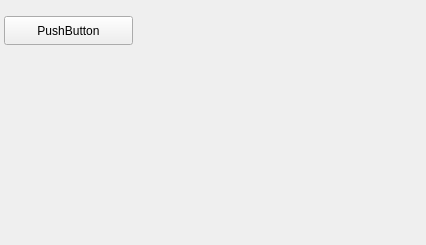
This is Sketches_QT/Qt_FireBird/Example2/widget.ui in Den-Git-CPP/Sketches_CPP_QT as Qt 5 draws it before an edit. The edited form follows.
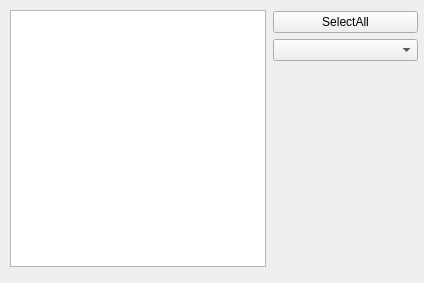
This is the edited form.

Commit message: Exm 2 Firbird add Model TabWiev

```diff
--- a/Sketches_QT/Qt_FireBird/Example2/widget.ui
+++ b/Sketches_QT/Qt_FireBird/Example2/widget.ui
@@ -6,25 +6,57 @@
    <rect>
     <x>0</x>
     <y>0</y>
-    <width>426</width>
-    <height>245</height>
+    <width>424</width>
+    <height>283</height>
    </rect>
   </property>
   <property name="windowTitle">
    <string>Widget</string>
   </property>
-  <widget class="QPushButton" name="pushButton">
+  <widget class="QTableView" name="tableView">
    <property name="geometry">
     <rect>
-     <x>4</x>
-     <y>16</y>
-     <width>129</width>
-     <height>29</height>
+     <x>10</x>
+     <y>10</y>
+     <width>256</width>
+     <height>257</height>
     </rect>
    </property>
-   <property name="text">
-    <string>PushButton</string>
+  </widget>
+  <widget class="QWidget" name="">
+   <property name="geometry">
+    <rect>
+     <x>273</x>
+     <y>11</y>
+     <width>145</width>
+     <height>256</height>
+    </rect>
    </property>
+   <layout class="QVBoxLayout" name="verticalLayout">
+    <item>
+     <widget class="QPushButton" name="pushButton_Select_All">
+      <property name="text">
+       <string>SelectAll</string>
+      </property>
+     </widget>
+    </item>
+    <item>
+     <widget class="QComboBox" name="comboBox"/>
+    </item>
+    <item>
+     <spacer name="verticalSpacer">
+      <property name="orientation">
+       <enum>Qt::Vertical</enum>
+      </property>
+      <property name="sizeHint" stdset="0">
+       <size>
+        <width>20</width>
+        <height>194</height>
+       </size>
+      </property>
+     </spacer>
+    </item>
+   </layout>
   </widget>
  </widget>
  <resources/>
```
The commit also changes 2 other files.
